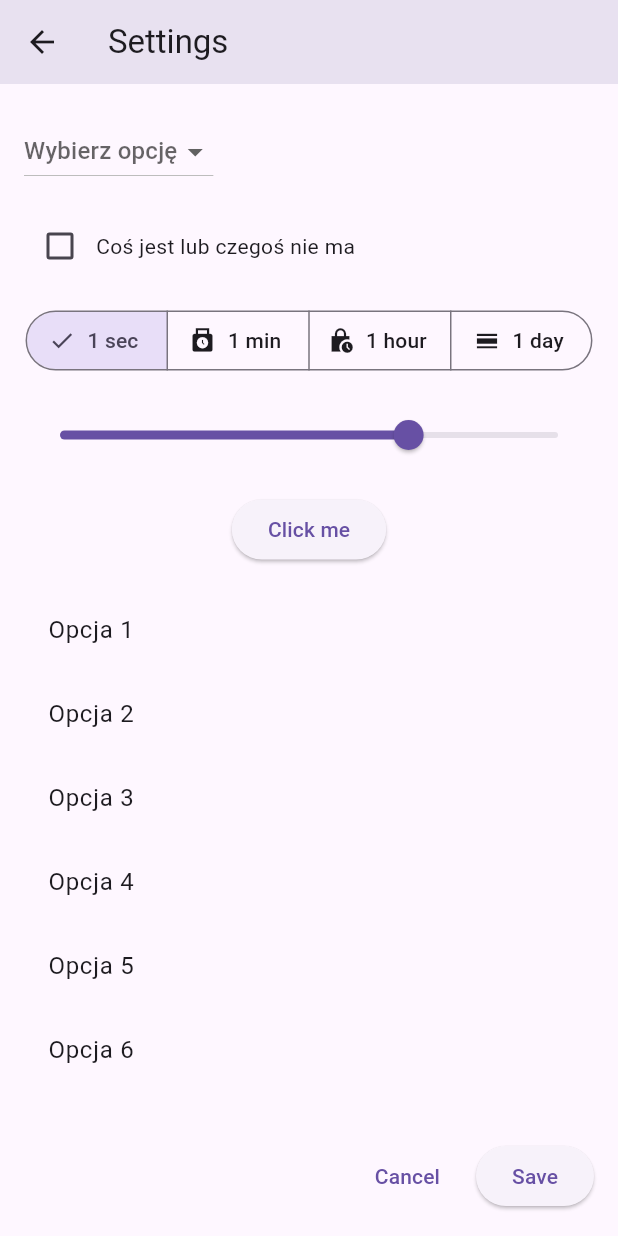
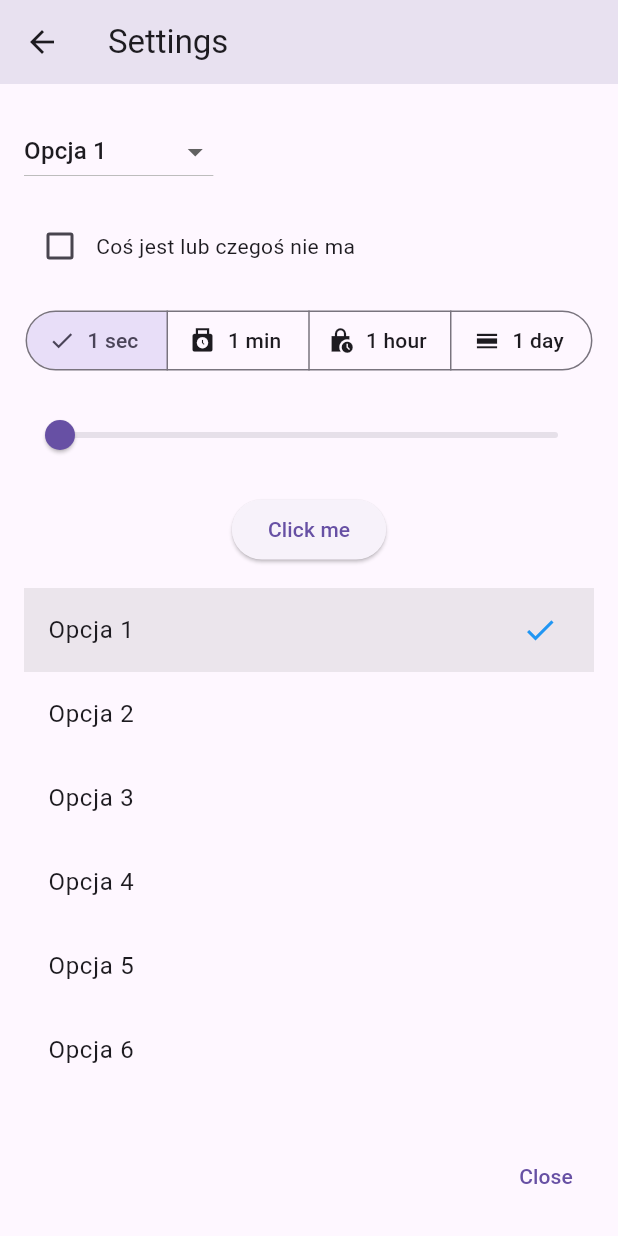
Before and after one commit to mmalessa/krystyna, a Flutter app: the SettingsScreen screen opened directly, scrolled down 235 dp, after a tap on "1 sec", on a phone screen of 412 x 824 dp. Run offline on Flutter 3.47's test engine with Material 3 defaults, Android fonts, the phone set to English and light mode, and no system bars; our stand-ins replace flutter_tts, shared_preferences, speech_to_text; accounts and stored records are empty.

```diff
--- a/lib/screens/settings.dart
+++ b/lib/screens/settings.dart
@@ -1,5 +1,5 @@
-import 'package:flutter/cupertino.dart';
 import 'package:flutter/material.dart';
+import 'package:shared_preferences/shared_preferences.dart';
 
 class SettingsScreen extends StatefulWidget {
   const SettingsScreen({super.key});
@@ -10,14 +10,21 @@ class SettingsScreen extends StatefulWidget {
 
 class _SettingsScreenState extends State<SettingsScreen> {
   bool _isLoading = false;
+  bool _isPasswordVisible = false;
+  final TextEditingController _valueController = TextEditingController();
+  final TextEditingController _passwordController = TextEditingController();
+
   bool isOn = false;
-  String? selectedValue;
-  final options = ['Opcja 1', 'Opcja 2', 'Opcja 3'];
   bool isChecked = false;
-  bool _isPasswordVisible = false;
-  String segmentedButtonVelue = 'sec';
+  String segmentedButtonValue = 'sec';
   double sliderValue = 0.7;
-  String? _selectedOption;
+
+  String someValue = '';
+  String somePassword = '';
+
+  final dropdownOptions = ['Opcja 1', 'Opcja 2', 'Opcja 3'];
+  String dropdownValue = 'Opcja 3';
+
   final List<String> listOptions = [
     'Opcja 1',
     'Opcja 2',
@@ -26,6 +33,86 @@ class _SettingsScreenState extends State<SettingsScreen> {
     'Opcja 5',
     'Opcja 6',
   ];
+  String listValue = 'Opcja 1';
+
+  @override
+  void initState() {
+    super.initState();
+    _loadConfig();
+  }
+
+  @override
+  void dispose() {
+    _valueController.dispose();
+    _passwordController.dispose();
+    super.dispose();
+  }
+
+  Future<void> _loadConfig() async {
+    final prefs = await SharedPreferences.getInstance();
+
+    setState(() {
+      isOn = prefs.getBool('isOn') ?? false;
+      isChecked = prefs.getBool('isChecked') ?? false;
+      sliderValue = prefs.getDouble('sliderValue') ?? 0;
+      segmentedButtonValue = prefs.getString('segmentedButtonValue') ?? '';
+      dropdownValue = prefs.getString('dropdownValue') ?? dropdownOptions[0];
+      listValue = prefs.getString('listValue') ?? listOptions[0];
+      someValue = prefs.getString('someValue') ?? '';
+      somePassword = prefs.getString('somePassword') ?? '';
+    });
+    _valueController.text = someValue;
+    _passwordController.text = somePassword;
+  }
+
+  Future<void> _saveOption(String key) async {
+    final prefs = await SharedPreferences.getInstance();
+
+    switch(key) {
+      case 'isOn':
+        prefs.setBool('isOn', isOn);
+        break;
+      case 'isChecked':
+        prefs.setBool('isChecked', isChecked);
+        break;
+      case 'sliderValue':
+        prefs.setDouble('sliderValue', sliderValue);
+        break;
+      case 'segmentedButtonValue':
+        prefs.setString('segmentedButtonValue', segmentedButtonValue);
+        break;
+      case 'dropdownValue':
+        prefs.setString('dropdownValue', dropdownValue);
+        break;
+      case 'listValue':
+        prefs.setString('listValue', listValue);
+        break;
+      case 'someValue':
+        prefs.setString('someValue', someValue);
+        break;
+      case 'somePassword':
+        prefs.setString('somePassword', somePassword);
+        break;
+    }
+  }
+
+  Future<void> _saveConfig() async {
+    final prefs = await SharedPreferences.getInstance();
+
+    await Future.wait([
+      prefs.setBool('isOn', isOn),
+      prefs.setBool('isChecked', isChecked),
+      prefs.setDouble('sliderValue', sliderValue),
+      prefs.setString('segmentedButtonValue', segmentedButtonValue),
+      prefs.setString('dropdownValue', dropdownValue),
+      prefs.setString('listValue', listValue),
+      prefs.setString('someValue', someValue),
+      prefs.setString('somePassword', somePassword),
+    ]);
+    setState(() {
+      _isLoading = false;
+    });
+  }
 
   void _showPopup(BuildContext context) {
     showDialog(
@@ -71,19 +158,32 @@ class _SettingsScreenState extends State<SettingsScreen> {
                 const SizedBox(height: 15),
 
                 TextField(
+                  controller: _valueController,
+                  onChanged: (String value) {
+                    setState(() {
+                      someValue = value;
+                      _valueController.text = someValue;
+                      _saveOption('someValue');
+                    });
+                  },
                   decoration: InputDecoration(
                     labelText: 'Wprowadź wartość',
                     border: OutlineInputBorder(),
                   ),
-                  // onChanged: (value) {
-                  //   print('Wartość: $value');
-                  // },
                 ),
 
                 const SizedBox(height: 15),
 
                 TextField(
+                  controller: _passwordController,
                   obscureText: !_isPasswordVisible,
+                  onChanged: (String value) {
+                    setState(() {
+                      somePassword = value;
+                      _passwordController.text = somePassword;
+                      _saveOption('somePassword');
+                    });
+                  },
                   decoration: InputDecoration(
                     labelText: 'Hasło tajemne',
                     border: OutlineInputBorder(),
@@ -109,6 +209,7 @@ class _SettingsScreenState extends State<SettingsScreen> {
                       onChanged: (value) {
                         setState(() {
                           isOn = value;
+                          _saveOption('isOn');
                         });
                       },
                     ),
@@ -122,8 +223,8 @@ class _SettingsScreenState extends State<SettingsScreen> {
                   children: [
                     DropdownButton<String>(
                       hint: Text('Wybierz opcję'),
-                      value: selectedValue,
-                      items: options.map((String value) {
+                      value: dropdownValue,
+                      items: dropdownOptions.map((String value) {
                         return DropdownMenuItem<String>(
                           value: value,
                           child: Text(value),
@@ -131,7 +232,8 @@ class _SettingsScreenState extends State<SettingsScreen> {
                       }).toList(),
                       onChanged: (String? newValue) {
                         setState(() {
-                          selectedValue = newValue;
+                          dropdownValue = newValue ?? '';
+                          _saveOption('dropdownValue');
                         });
                       },
                     ),
@@ -147,6 +249,7 @@ class _SettingsScreenState extends State<SettingsScreen> {
                       onChanged: (bool? value) {
                         setState(() {
                           isChecked = value!;
+                          _saveOption('isChecked');
                         });
                       },
                     ),
@@ -185,10 +288,11 @@ class _SettingsScreenState extends State<SettingsScreen> {
                         icon: Icon(Icons.calendar_view_day)
                     ),
                   ],
-                  selected: <String>{segmentedButtonVelue},
+                  selected: <String>{segmentedButtonValue},
                   onSelectionChanged: (Set<String> newSelection) {
                     setState(() {
-                      segmentedButtonVelue = newSelection.first;
+                      segmentedButtonValue = newSelection.first;
+                      _saveOption('segmentedButtonValue');
                     });
                   },
                 ),
@@ -200,6 +304,7 @@ class _SettingsScreenState extends State<SettingsScreen> {
                     onChanged: (value) {
                       setState(() {
                         sliderValue = value;
+                        _saveOption('sliderValue');
                       });
                     }
                 ),
@@ -217,14 +322,15 @@ class _SettingsScreenState extends State<SettingsScreen> {
                   shrinkWrap: true,
                   physics: NeverScrollableScrollPhysics(),
                   children: listOptions.map((option) {
-                    bool isSelected = option == _selectedOption;
+                    bool isSelected = option == listValue;
                     return ListTile(
                       title: Text(option),
                       tileColor: isSelected ? Colors.grey.withOpacity(0.2) : null,
                       trailing: isSelected ? Icon(Icons.check, color: Colors.blue) : null,
                       onTap: () {
                         setState(() {
-                          _selectedOption = option;
+                          listValue = option;
+                          _saveOption('listValue');
                         });
                       },
                     );
@@ -244,24 +350,26 @@ class _SettingsScreenState extends State<SettingsScreen> {
                     onPressed: () {
                       Navigator.of(context).pop();
                     },
-                    child: Text('Cancel'),
+                    child: Text('Close'),
                   ),
-                  SizedBox(width: 12),
-                  ElevatedButton(
-                    onPressed: () {
-                      setState(() {
-                        _isLoading = true;
-                      });
-
-                      Future.delayed(Duration(seconds: 2), () {
-                        setState(() {
-                          _isLoading = false;
-                        });
-                        Navigator.of(context).pop();
-                      });
-                    },
-                    child: Text('Save'),
-                  ),
+                  // SizedBox(width: 12),
+                  // ElevatedButton(
+                  //   onPressed: () {
+                  //     setState(() {
+                  //       _isLoading = true;
+                  //     });
+                  //
+                  //     // _saveConfig(); //
+                  //     Future.delayed(Duration(seconds: 1), () {
+                  //       setState(() {
+                  //         _isLoading = false;
+                  //       });
+                  //       Navigator.of(context).pop();
+                  //     });
+                  //
+                  //   },
+                  //   child: Text('Save'),
+                  // ),
                 ],
               ),
             ),
--- a/pubspec.yaml
+++ b/pubspec.yaml
@@ -33,12 +33,13 @@ dependencies:
 
   flutter_tts: ^4.2.2
   speech_to_text: ^7.0.0
+  shared_preferences: ^2.2.2
 
   # The following adds the Cupertino Icons font to your application.
   # Use with the CupertinoIcons class for iOS style icons.
   cupertino_icons: ^1.0.8
+
 #  google_fonts: ^6.2.1
-
 dev_dependencies:
   flutter_test:
     sdk: flutter
```
Also changed, not shown: pubspec.lock, 1 other file.
